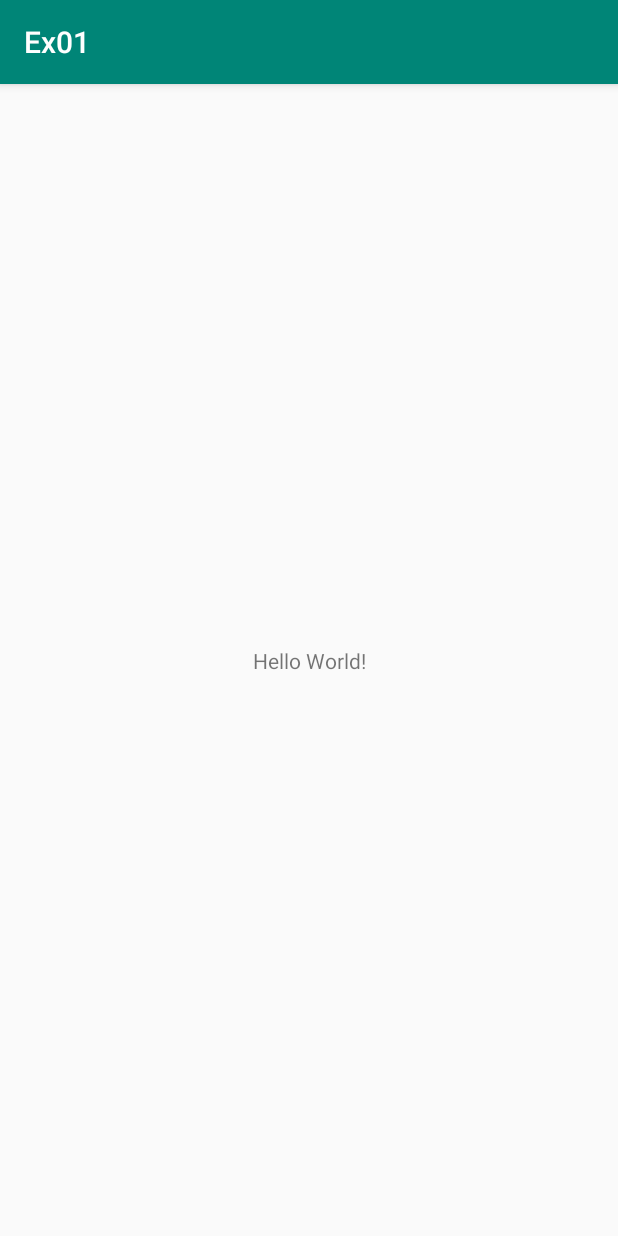
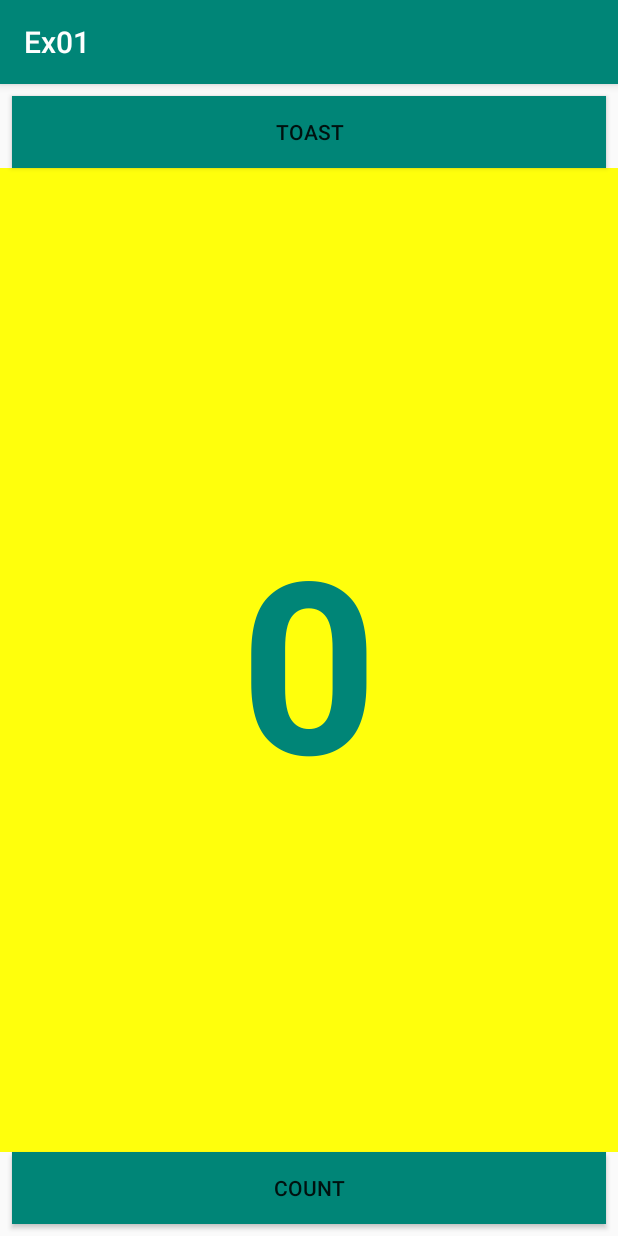
Before and after one commit to CMSC-23-B4L-2nd-Sem-2020/exercise-2-first-ui-siborjejetra, an Android app: the screen it shows after launch (MainActivity), on a phone screen of 412 x 824 dp. Run offline under Robolectric (Android 15) with nearby library versions, the phone set to English and light mode, and no system bars.

Commit message:
feat: add text view, buttons and its functionalities

```diff
--- a/app/build.gradle
+++ b/app/build.gradle
@@ -9,7 +9,7 @@ android {
     buildToolsVersion "29.0.2"
     defaultConfig {
         applicationId "com.example.ex01"
-        minSdkVersion 14
+        minSdkVersion 17
         targetSdkVersion 29
         versionCode 1
         versionName "1.0"
--- a/app/src/main/java/com/example/ex01/MainActivity.kt
+++ b/app/src/main/java/com/example/ex01/MainActivity.kt
@@ -2,11 +2,31 @@ package com.example.ex01
 
 import androidx.appcompat.app.AppCompatActivity
 import android.os.Bundle
+import android.view.View
+import android.widget.TextView
+import android.widget.Toast
 
 class MainActivity : AppCompatActivity() {
+
+    private var mCount: Int = 0
+    private lateinit var mViewCount: TextView
+
 
     override fun onCreate(savedInstanceState: Bundle?) {
         super.onCreate(savedInstanceState)
         setContentView(R.layout.activity_main)
+
+        mViewCount = findViewById(R.id.show_count)
+    }
+
+    fun showToast(view: View) {
+        val toast: Toast = Toast.makeText(this, R.string.toast_message, Toast.LENGTH_SHORT)
+
+        toast.show()
+    }
+    fun countUp(view: View) {
+        mCount++
+        if(mViewCount !== null)
+            mViewCount.text == mCount.toString()
     }
 }
--- a/app/src/main/res/layout/activity_main.xml
+++ b/app/src/main/res/layout/activity_main.xml
@@ -6,13 +6,51 @@
     android:layout_height="match_parent"
     tools:context=".MainActivity">
 
+    <Button
+        android:id="@+id/button_toast"
+        android:layout_width="0dp"
+        android:layout_height="wrap_content"
+        android:layout_marginStart="8dp"
+        android:layout_marginLeft="8dp"
+        android:layout_marginTop="8dp"
+        android:layout_marginEnd="8dp"
+        android:layout_marginRight="8dp"
+        android:background="@color/colorPrimary"
+        android:text="@string/button_label_toast"
+        android:onClick="showToast"
+        app:layout_constraintEnd_toEndOf="parent"
+        app:layout_constraintStart_toStartOf="parent"
+        app:layout_constraintTop_toTopOf="parent"/>
+
+    <Button
+        android:id="@+id/button_count"
+        android:layout_width="0dp"
+        android:layout_height="wrap_content"
+        android:layout_marginStart="8dp"
+        android:layout_marginLeft="8dp"
+        android:layout_marginEnd="8dp"
+        android:layout_marginRight="8dp"
+        android:layout_marginBottom="8dp"
+        android:background="@color/colorPrimary"
+        android:text="@string/button_label_count"
+        android:onClick="countUp"
+        app:layout_constraintBottom_toBottomOf="parent"
+        app:layout_constraintEnd_toEndOf="parent"
+        app:layout_constraintStart_toStartOf="parent" />
+
     <TextView
-        android:layout_width="wrap_content"
-        android:layout_height="wrap_content"
-        android:text="Hello World!"
-        app:layout_constraintBottom_toBottomOf="parent"
-        app:layout_constraintLeft_toLeftOf="parent"
-        app:layout_constraintRight_toRightOf="parent"
-        app:layout_constraintTop_toTopOf="parent" />
-
+        android:id="@+id/show_count"
+        android:layout_width="0dp"
+        android:layout_height="0dp"
+        android:background="#FFFF0C"
+        android:gravity="center_vertical"
+        android:text="@string/count_initial_value"
+        android:textAlignment="center"
+        android:textColor="@color/colorPrimary"
+        android:textSize="160sp"
+        android:textStyle="bold"
+        app:layout_constraintBottom_toTopOf="@+id/button_count"
+        app:layout_constraintEnd_toEndOf="parent"
+        app:layout_constraintStart_toStartOf="parent"
+        app:layout_constraintTop_toBottomOf="@+id/button_toast" />
 </androidx.constraintlayout.widget.ConstraintLayout>
--- a/app/src/main/res/values/strings.xml
+++ b/app/src/main/res/values/strings.xml
@@ -1,3 +1,7 @@
 <resources>
     <string name="app_name">Ex01</string>
+    <string name="button_label_count">Count</string>
+    <string name="button_label_toast">Toast</string>
+    <string name="count_initial_value">0</string>
+    <string name="toast_message">Hello World!</string>
 </resources>
```
